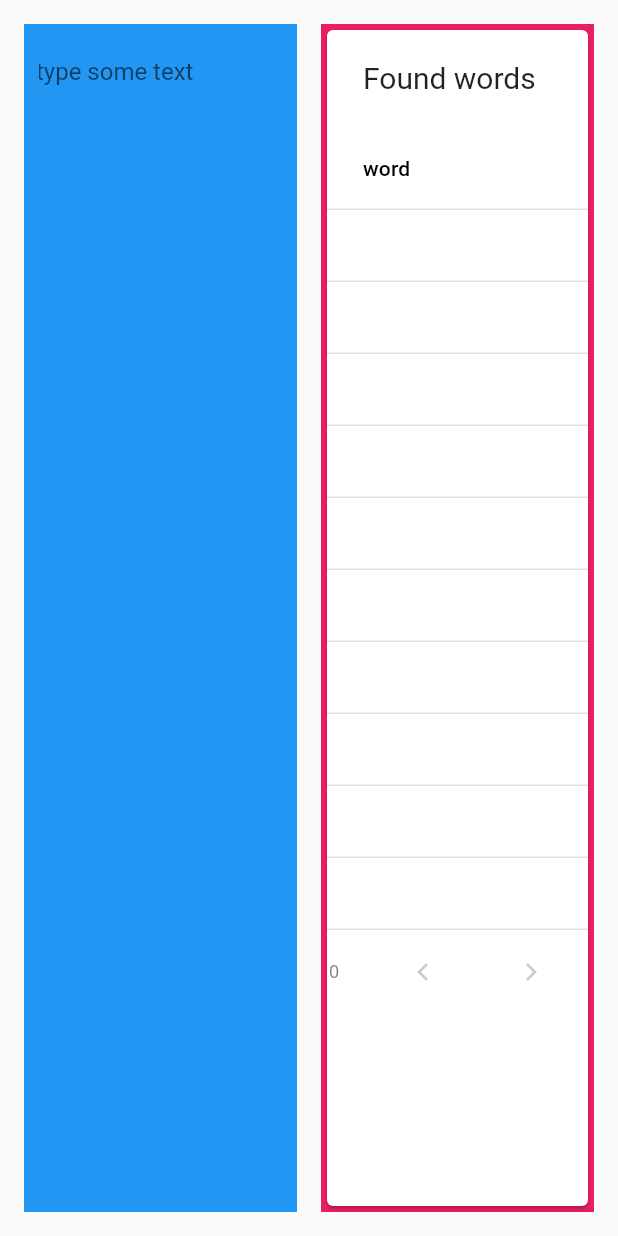
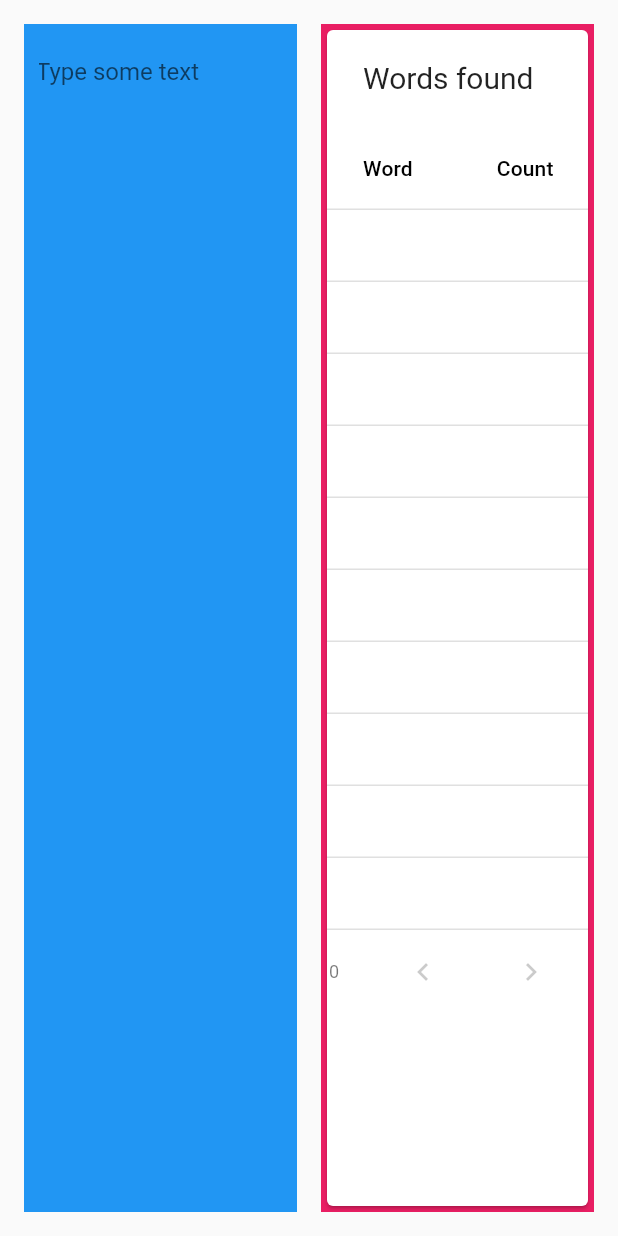
Before and after one commit to mariano-filipe/flutter-word-counter, a Flutter app: the screen it shows after launch, on a phone screen of 412 x 824 dp. Run offline on Flutter 3.47's test engine with Material 2 defaults, Android fonts, the light colour scheme and no system bars.

Commit message:
Added word count to the data table

```diff
--- a/lib/pages/home.dart
+++ b/lib/pages/home.dart
@@ -7,7 +7,7 @@ class HomePage extends StatefulWidget {
 
 class _HomePageState extends State<HomePage> {
   FocusNode textFieldFocusNode;
-  List<String> words = [];
+  Map<String, int> wordCount = {};
 
   @override
   void initState() {
@@ -37,7 +37,7 @@ class _HomePageState extends State<HomePage> {
                   maxLines: null,
                   decoration: InputDecoration(
                     border: InputBorder.none,
-                    hintText: 'type some text',
+                    hintText: 'Type some text',
                   ),
                   focusNode: textFieldFocusNode,
                   onChanged: onTextFieldChanged,
@@ -51,9 +51,12 @@ class _HomePageState extends State<HomePage> {
                 height: MediaQuery.of(context).size.height,
                 color: Colors.pink,
                 child: PaginatedDataTable(
-                  header: Text("Found words"),
-                  columns: [DataColumn(label: Text('word'))],
-                  source: WordsTableDataSource(words),
+                  header: Text("Words found"),
+                  columns: [
+                    DataColumn(label: Text('Word')),
+                    DataColumn(label: Text('Count'))
+                  ],
+                  source: WordsTableDataSource(this.wordCount),
                 ),
               ),
             ),
@@ -65,11 +68,15 @@ class _HomePageState extends State<HomePage> {
 
   void onTextFieldChanged(String typedText) {
     RegExp wordRegExp = new RegExp(r"(\w+)");
+    this.wordCount = Map();
     this.setState(() {
-      words = wordRegExp
-          .allMatches(typedText)
-          .map((RegExpMatch wordMatch) => wordMatch.group(0))
-          .toList();
+      wordRegExp.allMatches(typedText).forEach(
+        (RegExpMatch wordMatch) {
+          String word = wordMatch.group(0);
+          this.wordCount[word] =
+              this.wordCount.containsKey(word) ? this.wordCount[word] + 1 : 1;
+        },
+      );
     });
   }
 
@@ -81,15 +88,15 @@ class _HomePageState extends State<HomePage> {
 }
 
 class WordsTableDataSource implements DataTableSource {
-  List<String> words;
+  Map<String, int> wordCount;
 
-  WordsTableDataSource(this.words);
+  WordsTableDataSource(this.wordCount);
 
   @override
   bool get isRowCountApproximate => false;
 
   @override
-  int get rowCount => words.length;
+  int get rowCount => this.wordCount.length;
 
   @override
   int get selectedRowCount => 0;
@@ -113,7 +120,8 @@ class WordsTableDataSource implements DataTableSource {
   DataRow getRow(int index) {
     return DataRow(
       cells: [
-        DataCell(Text(this.words[index])),
+        DataCell(Text(this.wordCount.keys.elementAt(index))),
+        DataCell(Text(this.wordCount.values.elementAt(index).toString())),
       ],
     );
   }
```
